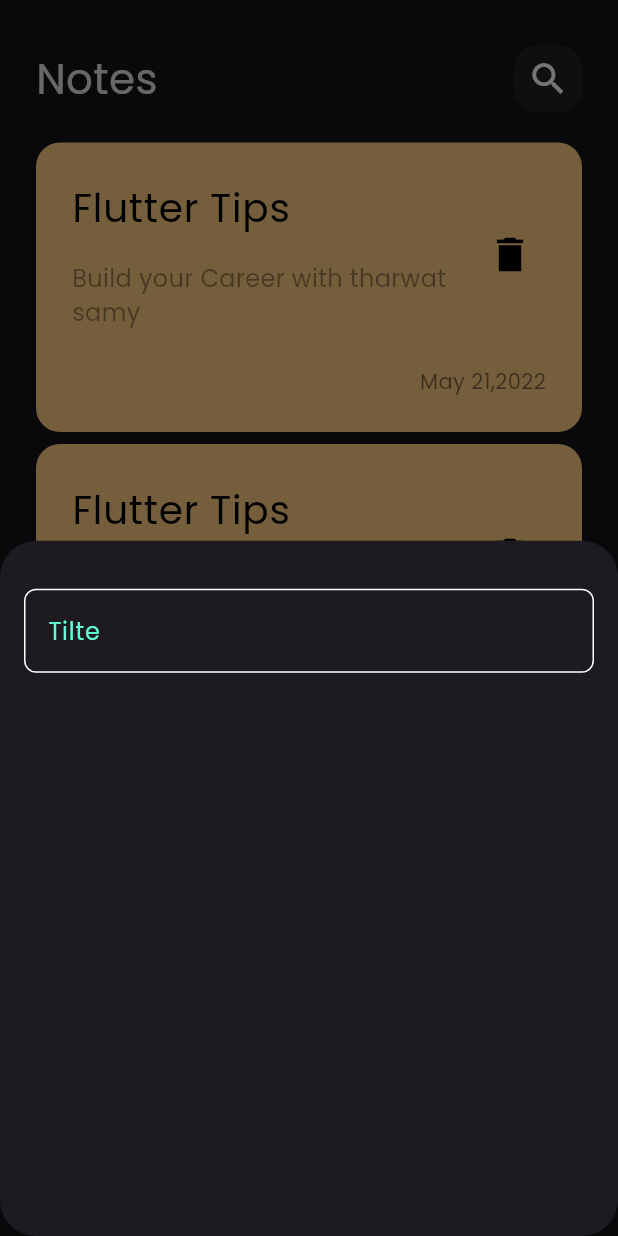
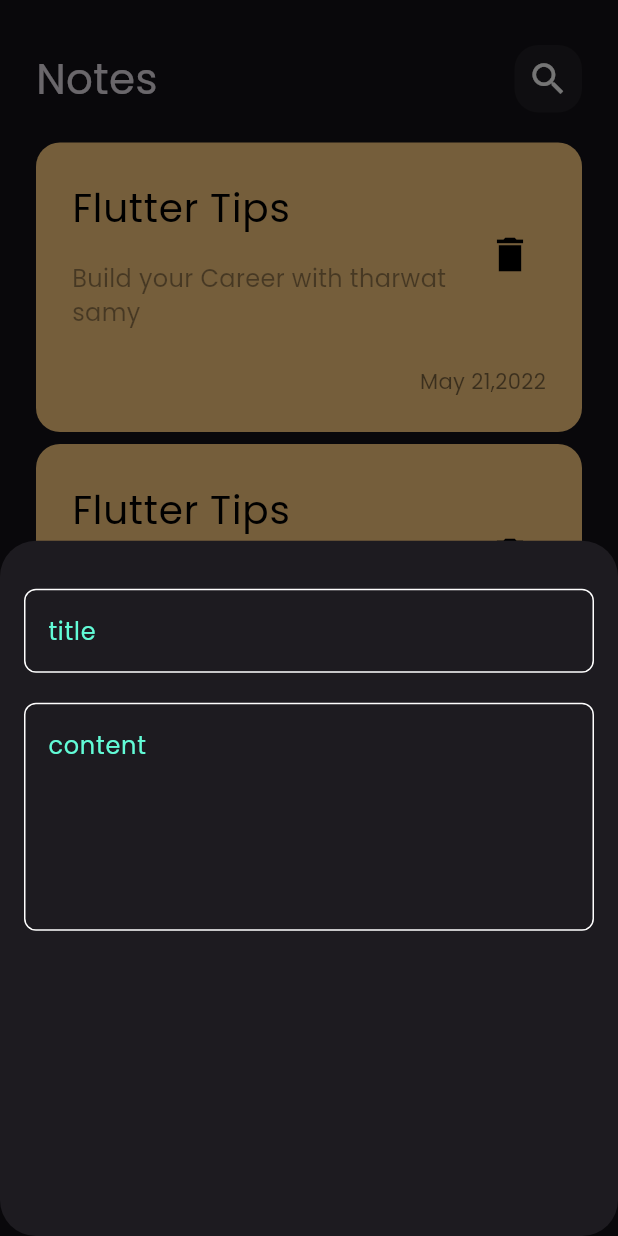
Before and after one commit to mohamedzebib22/Note_App, a Flutter app: the screen it shows after launch, after a tap on the "add" icon, on a phone screen of 412 x 824 dp. Run offline on Flutter 3.47's test engine with Material 3 defaults, Android fonts, the phone set to English and light mode, and no system bars.

Commit message:
add field to note textField

```diff
--- a/lib/views/widgets/add_note_bottom_sheet.dart
+++ b/lib/views/widgets/add_note_bottom_sheet.dart
@@ -11,7 +11,9 @@ class AddNoteBottomSheet extends StatelessWidget {
       child: Column(
         children: [
           SizedBox(height: 32,),
-          CustomTextFeild(),
+          CustomTextFeild(hint: 'title',),
+          SizedBox(height: 20,),
+          CustomTextFeild(hint: 'content' , maxLines: 5,),
         ],
       ),
     );
--- a/lib/views/widgets/custom_text_feild.dart
+++ b/lib/views/widgets/custom_text_feild.dart
@@ -2,14 +2,17 @@ import 'package:flutter/material.dart';
 import 'package:note_app/constans.dart';
 
 class CustomTextFeild extends StatelessWidget {
-  const CustomTextFeild({super.key});
+  const CustomTextFeild({super.key, required this.hint,  this.maxLines = 1});
 
+  final String hint;
+  final int maxLines;
   @override
   Widget build(BuildContext context) {
     return TextField(
       cursorColor: kPrimaryColor,
+      maxLines: maxLines,
       decoration: InputDecoration(
-        hintText: 'Tilte',
+        hintText: hint,
         hintStyle: const TextStyle(color: kPrimaryColor),
         border: buildBorder(),
         enabledBorder: buildBorder(),
```
